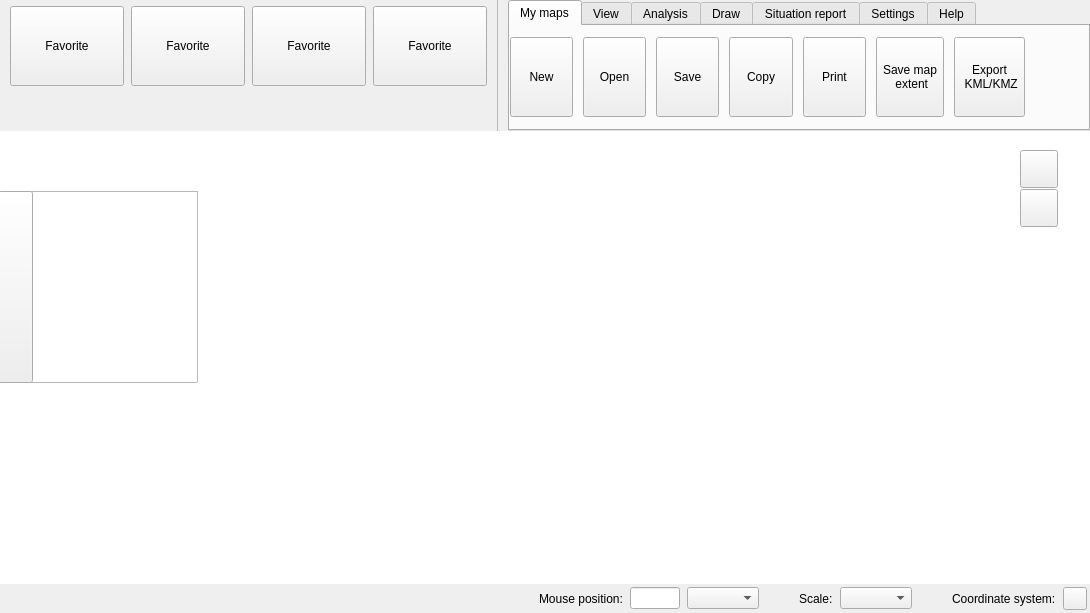
First picture: the form in src/ui/qgskadasmainwidgetbase.ui, repository kadas-albireo/kadas-albireo, before the edit.
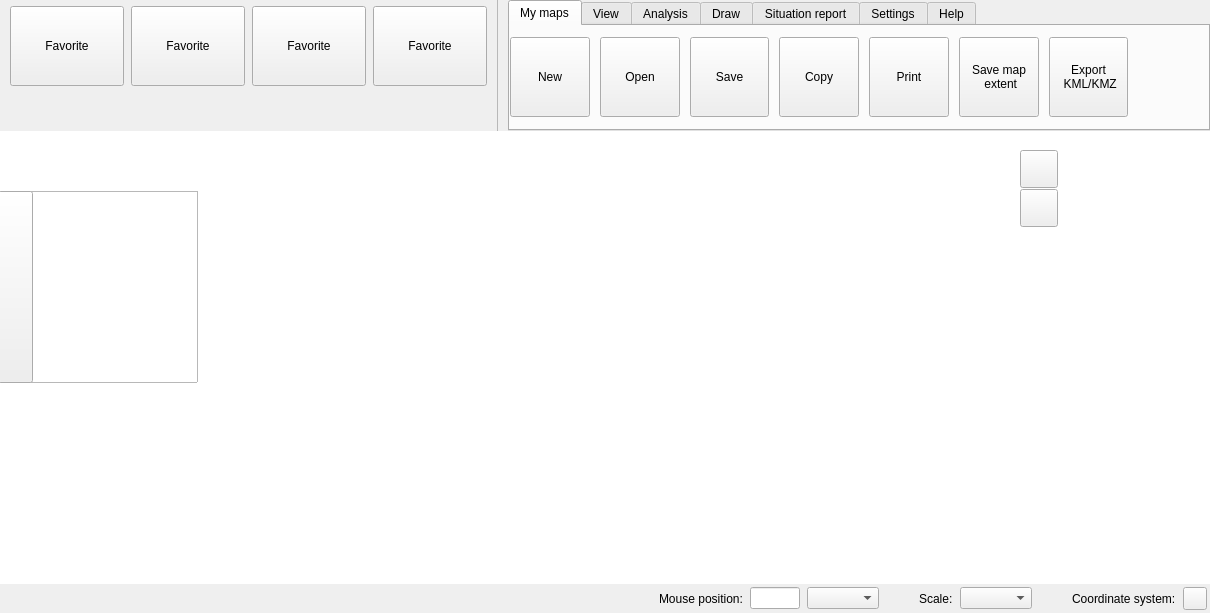
Second picture: the form after the edit. Icons and pictures are not drawn. Custom widgets are drawn as their Qt base class.

Commit message: ribbon layout tab widget width expanding and favorite width fix

```diff
--- a/src/ui/qgskadasmainwidgetbase.ui
+++ b/src/ui/qgskadasmainwidgetbase.ui
@@ -6,7 +6,7 @@
    <rect>
     <x>0</x>
     <y>0</y>
-    <width>1078</width>
+    <width>1088</width>
     <height>613</height>
    </rect>
   </property>
@@ -24,7 +24,10 @@
     <number>0</number>
    </property>
    <item row="0" column="0">
-    <layout class="QHBoxLayout" name="horizontalLayout_2" stretch="1,0,0">
+    <layout class="QHBoxLayout" name="horizontalLayout_2" stretch="0,0,1">
+     <property name="spacing">
+      <number>0</number>
+     </property>
      <item>
       <layout class="QVBoxLayout" name="mFavouritesSearchLayout">
        <property name="sizeConstraint">
@@ -249,6 +252,12 @@
      </item>
      <item>
       <widget class="QWidget" name="mRibbonBackgroundWidget" native="true">
+       <property name="sizePolicy">
+        <sizepolicy hsizetype="MinimumExpanding" vsizetype="Preferred">
+         <horstretch>0</horstretch>
+         <verstretch>0</verstretch>
+        </sizepolicy>
+       </property>
        <property name="acceptDrops">
         <bool>false</bool>
        </property>
```
Left out of the diff: 3 changed lines with no effect on the pictures.
